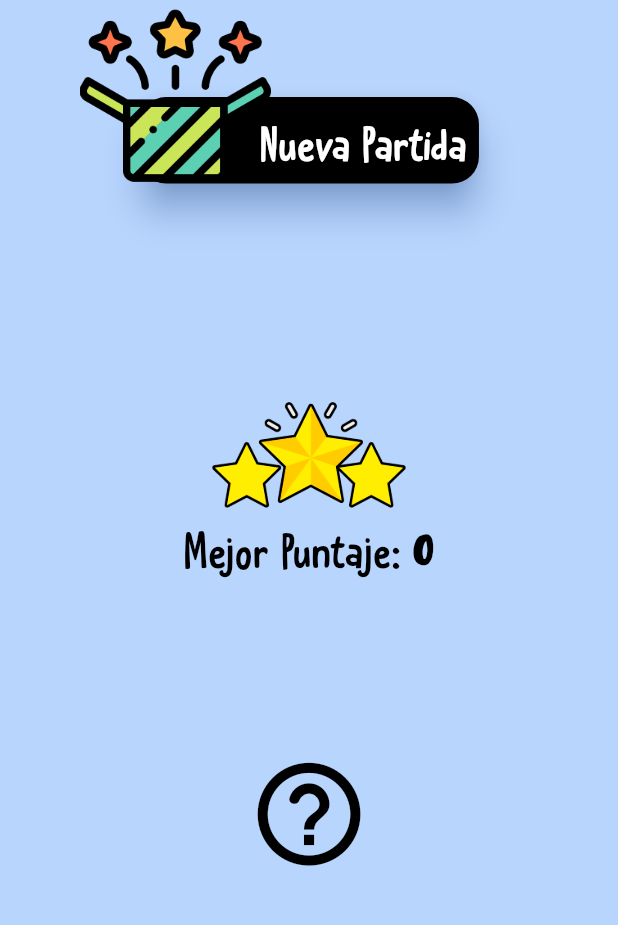
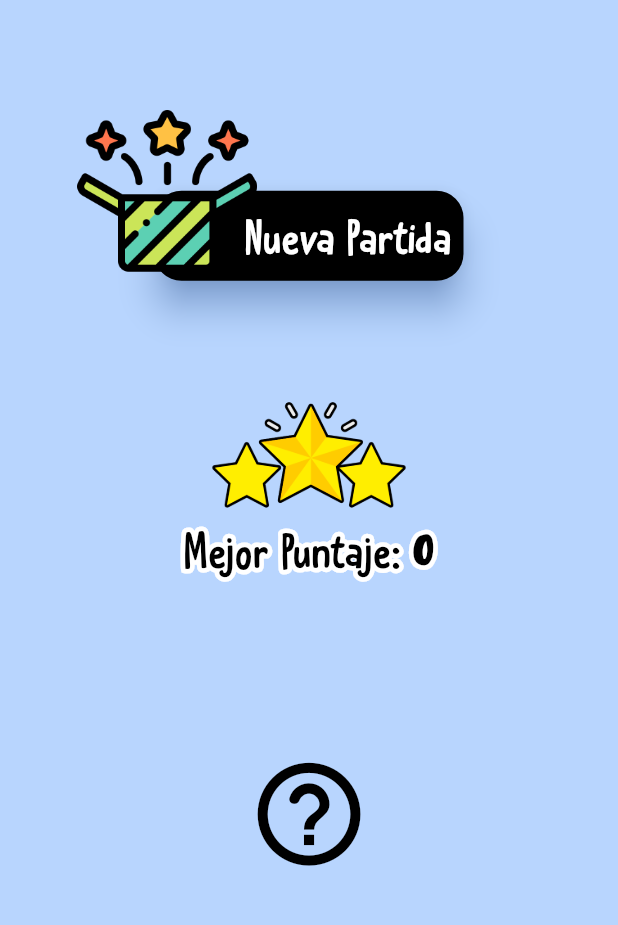
Before and after one commit to JazminSantibanez/sintaxis-espanol, a Flutter app: the screen it shows after launch, on a phone screen of 412 x 824 dp, the part 281-1206 px from its top. Run offline on Flutter 3.47's test engine with Material 2 defaults, Android fonts, the phone set to English and light mode, and no system bars; drawn by our look-alikes of flutter_layout_grid; our stand-ins replace animated_splash_screen, assets_audio_player, fluttertoast, page_transition, rxdart, sqflite; accounts and stored records are empty; statements that could not run were skipped.

Commit message:
Add borders to letters and resize button

```diff
--- a/lib/menu.dart
+++ b/lib/menu.dart
@@ -87,11 +87,13 @@ TextStyle buttonTStyle = new TextStyle(
 class ButtonGame extends StatelessWidget {
   @override
   Widget build(BuildContext context) {
+          var totalwidth =MediaQuery.of(context).size.width;
     return Container(
-      child: Stack(alignment: Alignment.center, children: [
+
+      child: Stack(alignment: Alignment.bottomCenter, children: [
         SizedBox(
-          height: MediaQuery.of(context).size.height * .07,
-          width: MediaQuery.of(context).size.width * .55,
+          height:60,
+          width: MediaQuery.of(context).size.width/2,
           child: TextButton(
             onPressed: () {
               int score = 0;
@@ -117,16 +119,14 @@ class ButtonGame extends StatelessWidget {
             ),
           ),
         ),
-        Padding(
-          padding: const EdgeInsets.only(left: 53.0),
-          child: Container(
+      Container(
+        margin: EdgeInsets.only(left: totalwidth/8),
             child: Image.asset(
               "assets/icons/prize.png",
-              height: MediaQuery.of(context).size.height * .155,
+              height: 120,
             ),
-            alignment: Alignment.topLeft,
+            alignment: Alignment.bottomLeft,
           ),
-        ),
       ]),
     );
   }
@@ -163,25 +163,33 @@ class ButtonStreakState extends State<ButtonStreak> {
               Container(
                 child: Row(
                   children: [Stack(children:[
-                    /*Text('Mejor Puntaje: ',
+                    Text('Mejor Puntaje: ',
                          style: TextStyle(
-        fontSize: 35,
-        foreground: Paint()
-          ..style = PaintingStyle.stroke
-          ..strokeWidth = 6
-          ..color = SEColorScheme.white, fontFamily: 'groovy'
-      )),*/Text('Mejor Puntaje: ',
+                          fontSize: 35,
+                          foreground: Paint()
+                            ..style = PaintingStyle.stroke
+                            ..strokeWidth = 6
+                            ..color = SEColorScheme.white, fontFamily: 'groovy'
+      )),Text('Mejor Puntaje: ',
                         style: const TextStyle(
                           fontSize: 35,
                           fontFamily: 'groovy',
                           color: SEColorScheme.black,
                         ))
-                        ]),
+                        ]), Stack( children:[
+                            Text(snapshot.data.toString(),
+                         style: TextStyle(
+                          fontSize: 35,
+                          foreground: Paint()
+                            ..style = PaintingStyle.stroke
+                            ..strokeWidth = 6
+                            ..color = SEColorScheme.white, fontFamily: 'fatnumbers'
+              )),
                     Text(snapshot.data.toString(),
                         style: const TextStyle(
                             fontSize: 35,
                             fontFamily: 'fatnumbers',
-                            color: SEColorScheme.black)),
+                            color: SEColorScheme.black)), ]),
                   ],
                   mainAxisAlignment: MainAxisAlignment.center,
                 ),
```
